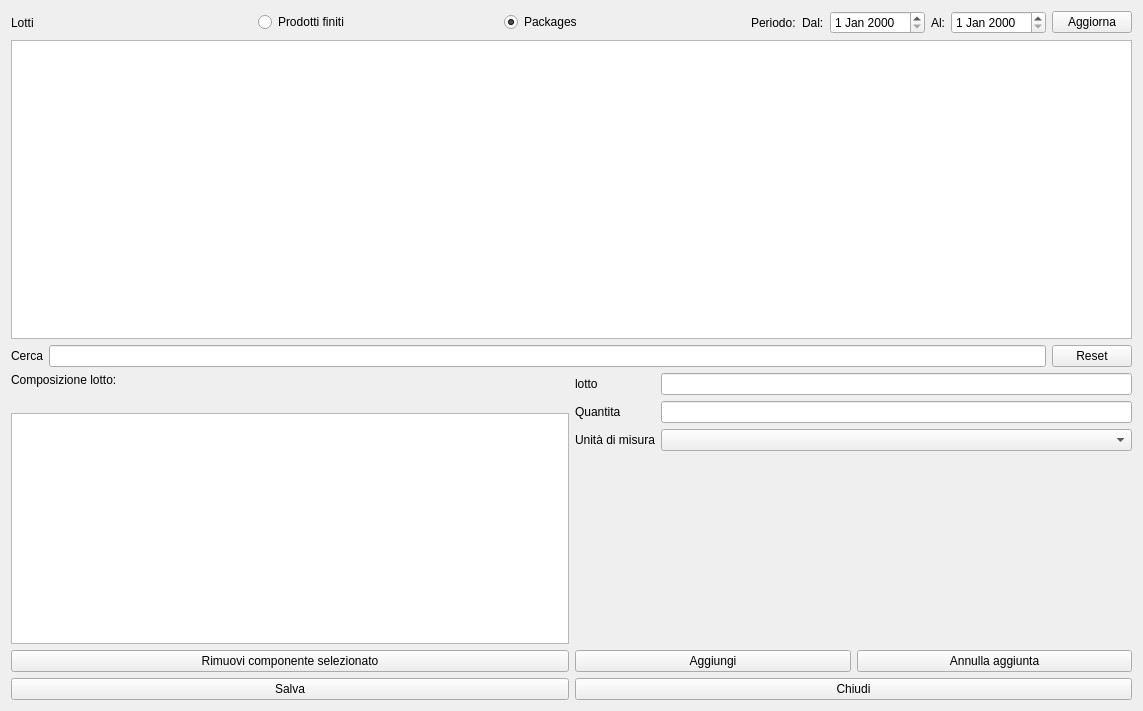
Above: hmodifyprod.ui from fblabs/hamlet-mod-sancon before the change. Below: the same form after it.
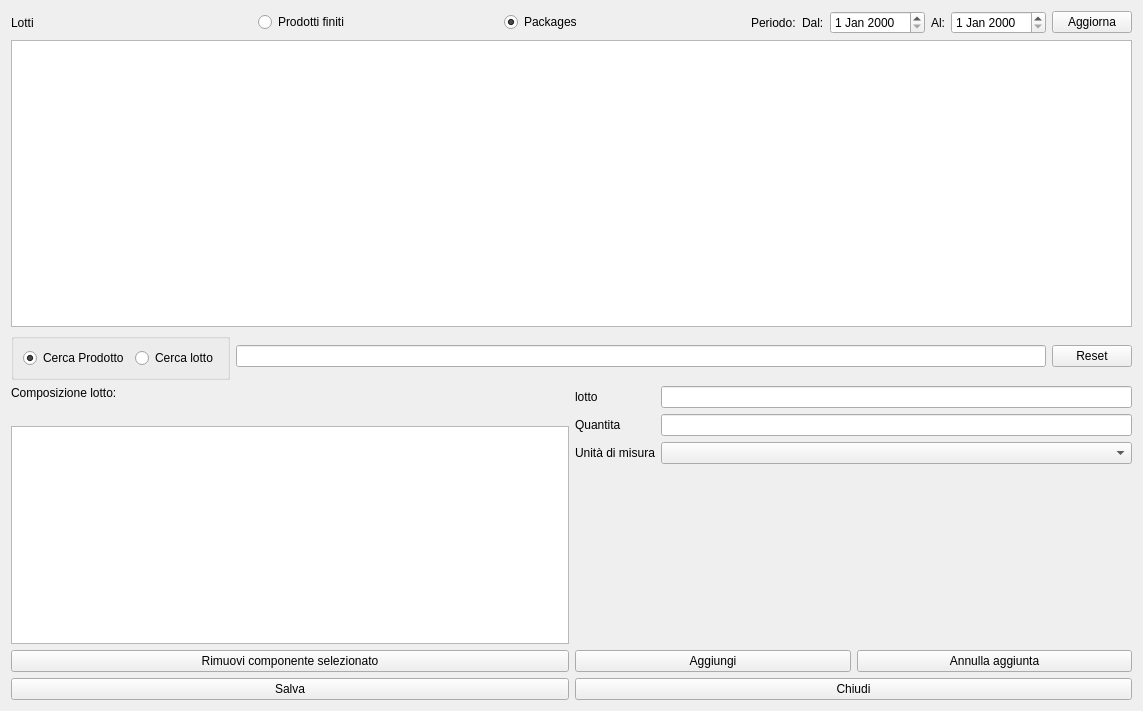
That is the form after the change. Icons and pictures are not drawn.

Diff of the .ui file:
```diff
--- a/hmodifyprod.ui
+++ b/hmodifyprod.ui
@@ -108,14 +108,42 @@
      <item>
       <layout class="QHBoxLayout" name="horizontalLayout_5">
        <item>
-        <widget class="QLabel" name="label_3">
-         <property name="text">
-          <string>Cerca</string>
+        <widget class="QGroupBox" name="groupBox">
+         <property name="title">
+          <string/>
          </property>
+         <property name="alignment">
+          <set>Qt::AlignLeading|Qt::AlignLeft|Qt::AlignTop</set>
+         </property>
+         <layout class="QHBoxLayout" name="horizontalLayout_6">
+          <item>
+           <widget class="QRadioButton" name="rbprod">
+            <property name="text">
+             <string>Cerca Prodotto</string>
+            </property>
+            <property name="checked">
+             <bool>true</bool>
+            </property>
+           </widget>
+          </item>
+          <item>
+           <widget class="QRadioButton" name="rblots">
+            <property name="text">
+             <string>Cerca lotto</string>
+            </property>
+           </widget>
+          </item>
+         </layout>
         </widget>
        </item>
        <item>
         <widget class="QLineEdit" name="leSearch">
+         <property name="maximumSize">
+          <size>
+           <width>16777215</width>
+           <height>16777215</height>
+          </size>
+         </property>
          <property name="frame">
           <bool>true</bool>
          </property>
```
